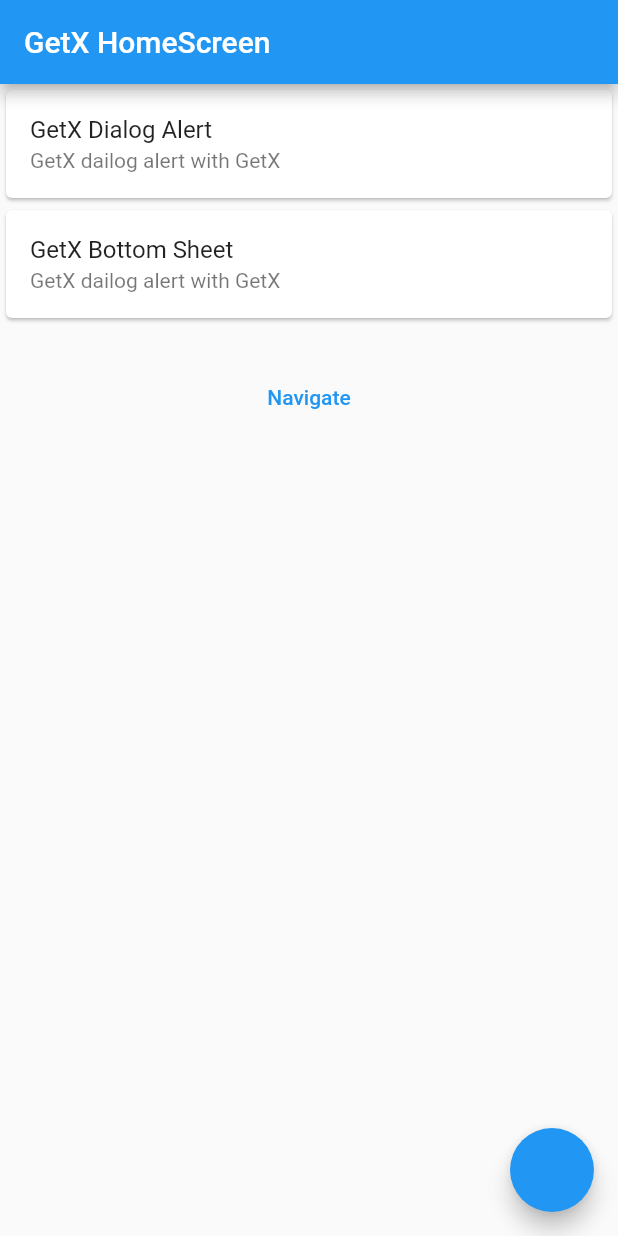
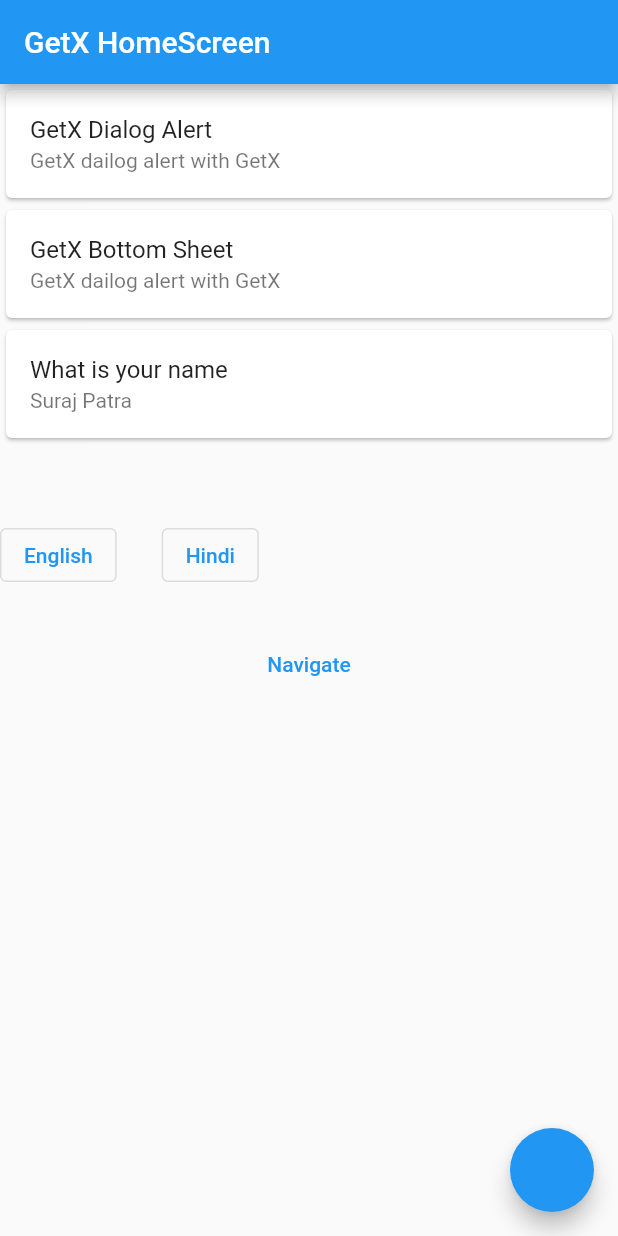
Before and after one commit to Surajpatra700/GetX_Project, a Flutter app: the HomeScreen screen opened directly, on a phone screen of 412 x 824 dp. Run offline on Flutter 3.47's test engine with Material 2 defaults, Android fonts, the phone set to English and light mode, and no system bars; our stand-ins replace get.

Commit message:
third commit

```diff
--- a/lib/homescreen.dart
+++ b/lib/homescreen.dart
@@ -73,6 +73,33 @@ class _HomeScreenState extends State<HomeScreen> {
               },
             ),
           ),
+
+          Card(
+            child: ListTile(
+              title: Text("message".tr),
+              subtitle: Text("name".tr),
+            ),
+          ),
+
+          SizedBox(
+            height: 50,
+          ),
+
+          Row(
+            children: [
+              OutlinedButton(
+                  onPressed: () {
+                    Get.updateLocale(Locale("en", "US"));
+                  },
+                  child: Text("English")),
+
+              SizedBox(width: 30,),
+
+              OutlinedButton(onPressed: () {
+                Get.updateLocale(Locale("hi", "IN"));
+              }, child: Text("Hindi")),
+            ],
+          ),
           Center(
               child: Padding(
             padding: const EdgeInsets.only(top: 25.0),
--- /dev/null
+++ b/lib/languages.dart
@@ -0,0 +1,15 @@
+import 'package:get/get_navigation/src/root/internacionalization.dart';
+
+class Language extends Translations {
+  @override
+  Map<String, Map<String, String>> get keys => {
+    "en_US" : {
+      "message": "What is your name",
+      "name": "Suraj Patra",
+    },
+    "hi_IN" : {
+      "message": "आपका क्या नाम है ?",
+      "name": "सूरज पात्रा",
+    }
+  };
+}
```
Also changed, not shown: lib/counter_controller.dart (added, +14 -0 lines), lib/example_two.dart (added, +9 -0 lines), lib/getX_project2.dart (added, +43 -0 lines), lib/getX_project3.dart (added, +46 -0 lines), lib/main.dart (+9 -1 lines), lib/screen_one.dart (+13 -0 lines), lib/timer.dart (added, +48 -0 lines).
